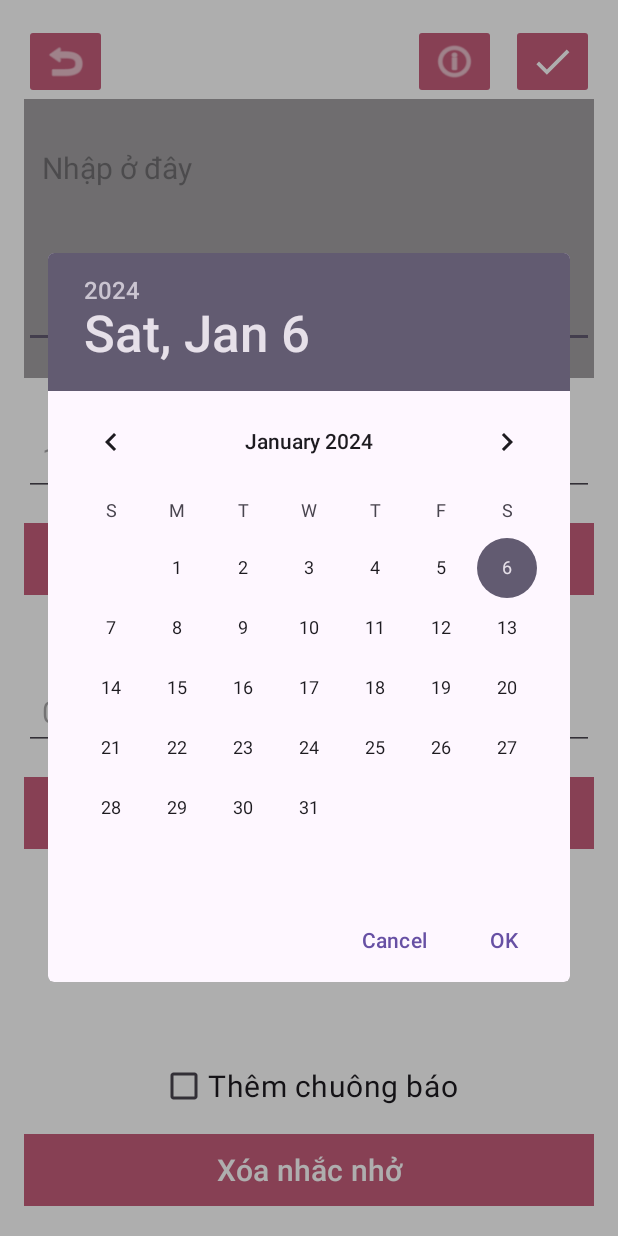
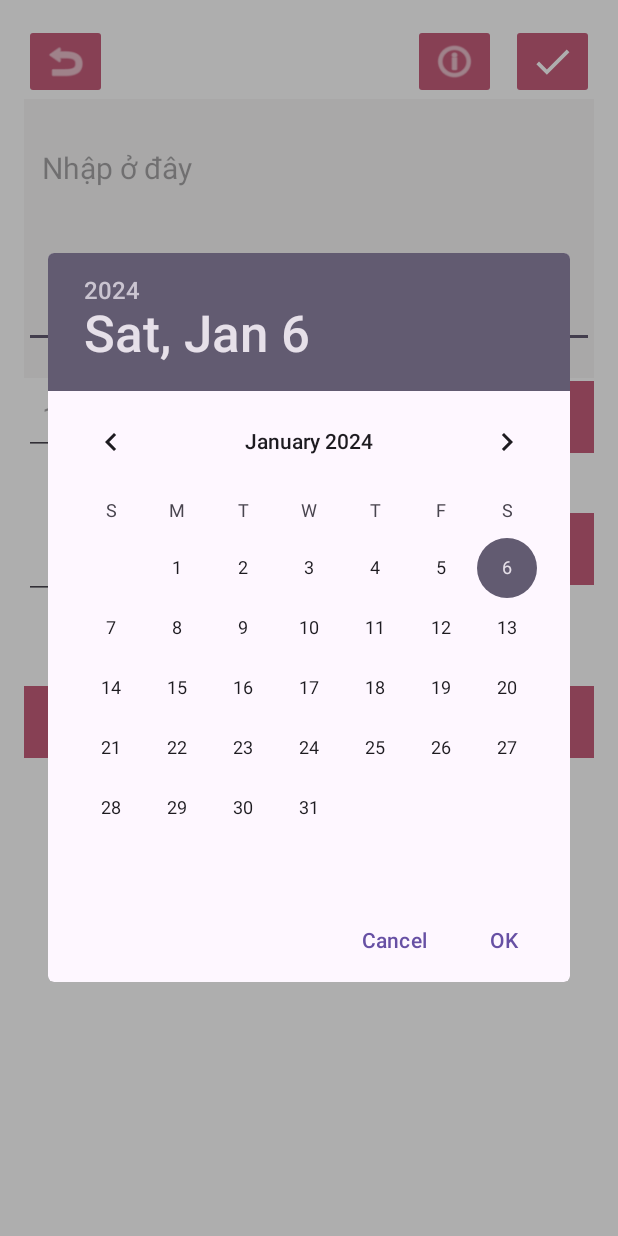
Before and after one commit to bananaa03/Simple-Notes, an Android app: the reminder_take screen opened directly, with no data from a screen before it, after a tap on "Chọn ngày", on a phone screen of 412 x 824 dp. Run offline under Robolectric (Android 15) with nearby library versions, the phone set to English and light mode, and no system bars; our stand-ins replace Firebase (no records; nobody signed in at launch, a user with empty details on screens opened directly).

Commit message:
chỉnh UI reminder_take.xml

```diff
--- a/app/src/main/java/com/example/note_app/reminder.java
+++ b/app/src/main/java/com/example/note_app/reminder.java
@@ -31,5 +31,14 @@ public class reminder extends AppCompatActivity {
             //finish();
         }
     }
-
+    public void main(View view){
+        Intent intent = new Intent(this, main.class);
+        startActivity(intent);
+        finish();
+    }
+    public void setting(View view){
+        Intent intent = new Intent(this, setting.class);
+        startActivity(intent);
+        finish();
+    }
 }
--- a/app/src/main/java/com/example/note_app/setting.java
+++ b/app/src/main/java/com/example/note_app/setting.java
@@ -93,6 +93,11 @@ public class setting extends AppCompatActivity {
         startActivity(intent);
         finish();
     }
+    public void reminder(View view){
+        Intent intent = new Intent(this, reminder.class);
+        startActivity(intent);
+        finish();
+    }
     private void changemode(){
         if (mode_status == true) mode_status=false;
         else mode_status = true;
--- a/app/src/main/res/layout/reminder.xml
+++ b/app/src/main/res/layout/reminder.xml
@@ -54,7 +54,8 @@
                     app:layout_constraintLeft_toRightOf="@id/iBt_mode"
                     app:layout_constraintRight_toLeftOf="@id/iBt_settime"
                     app:layout_constraintTop_toTopOf="parent"
-                    style="@style/ImageButton_Note" />
+                    style="@style/ImageButton_Note"
+                    android:onClick="main" />
 
                 <ImageButton
                     android:id="@+id/iBt_settime"
@@ -74,7 +75,7 @@
                     android:layout_height="40dp"
                     android:layout_marginTop="13dp"
                     android:layout_marginEnd="1dp"
-                    android:onClick="setting_day"
+                    android:onClick="setting"
                     android:contentDescription="@string/settings"
                     android:scaleType="fitXY"
                     app:layout_constraintLeft_toRightOf="@id/iBt_settime"
--- a/app/src/main/res/layout/reminder_take.xml
+++ b/app/src/main/res/layout/reminder_take.xml
@@ -48,15 +48,23 @@
             android:onClick="save"/>
 
     </RelativeLayout>
+
+    <ScrollView
+        android:layout_width="match_parent"
+        android:layout_height="match_parent"
+        android:layout_below="@+id/ButtonRow">
+        <LinearLayout
+            android:layout_width="match_parent"
+            android:layout_height="wrap_content"
+            android:orientation="vertical">
             <LinearLayout
                 android:id="@+id/linear_take_note"
                 android:layout_width="match_parent"
-        android:layout_height="wrap_content"
+                android:layout_height="match_parent"
                 android:layout_below="@+id/ButtonRow"
-        android:background="@color/black2"
+                android:background="@color/backgroundlg"
                 style="@style/Screenbackground"
                 android:orientation="vertical">
-
                 <EditText
                     android:id="@+id/edt_content"
                     android:layout_width="match_parent"
@@ -67,81 +75,71 @@
                     android:minLines="15"
                     android:padding="12dp"
                     android:textSize="20sp" />
-
-
             </LinearLayout>
 
+            <LinearLayout
+                android:layout_width="match_parent"
+                android:layout_height="wrap_content"
+                android:orientation="horizontal">
                 <EditText
                     android:id="@+id/date"
-        android:layout_width="match_parent"
+                    android:layout_width="wrap_content"
                     android:layout_height="wrap_content"
-        android:layout_below="@+id/linear_take_note"
-        android:layout_marginTop="27dp"
+                    android:layout_weight="1"
                     android:clickable="false"
                     android:cursorVisible="false"
                     android:focusable="false"
                     android:hint="1/1/2000"
                     android:padding="12dp"
                     android:textSize="20sp" />
-
-    <EditText
-        android:id="@+id/time"
-        android:layout_width="match_parent"
-        android:layout_height="wrap_content"
-        android:layout_below="@+id/btnPickDate"
-        android:layout_marginTop="20dp"
-        android:clickable="false"
-        android:cursorVisible="false"
-        android:focusable="false"
-        android:hint="00:00"
-        android:padding="12dp"
-        android:textSize="20sp" />
-
                 <Button
                     android:id="@+id/btnPickDate"
                     style="@style/Button_PickDay"
-        android:layout_width="match_parent"
+                    android:layout_width="wrap_content"
                     android:layout_height="wrap_content"
-        android:layout_below="@+id/date"
-        android:layout_marginTop="18dp"
+                    android:layout_weight="1"
                     android:layout_marginBottom="32dp"
                     android:gravity="center"
                     android:layout="@+id/time"
                     android:text="Chọn ngày"
                     android:textColor="@color/white"
                     android:textSize="20sp" />
+            </LinearLayout>
+
+            <LinearLayout
+                android:layout_width="match_parent"
+                android:layout_height="wrap_content"
+                android:orientation="horizontal">
+                <EditText
+                    android:id="@+id/time"
+                    android:layout_width="wrap_content"
+                    android:layout_height="wrap_content"
+                    android:clickable="false"
+                    android:cursorVisible="false"
+                    android:focusable="false"
+                    android:hint="00:00"
+                    android:padding="20dp"
+                    android:textSize="20sp"
+                    android:layout_weight="1"/>
 
                 <Button
                     android:id="@+id/btnPickTime"
                     style="@style/Button_PickTime"
-        android:layout_width="match_parent"
+                    android:layout_width="wrap_content"
                     android:layout_height="wrap_content"
-        android:layout_below="@+id/time"
-        android:layout_marginTop="18dp"
-        android:layout_marginBottom="41dp"
                     android:gravity="center"
                     android:text="Chọn giờ"
                     android:textColor="@color/white"
-        android:textSize="20sp" />
-
-    <Button
-        android:id="@+id/btnDeleteNote"
-        android:layout_width="match_parent"
-        android:layout_height="wrap_content"
-        android:layout_alignParentBottom="true"
-        android:layout_marginBottom="4dp"
-        style="@style/Button_Delete"
-        android:gravity="center"
-        android:text="Xóa nhắc nhở"
                     android:textSize="20sp"
-        android:textColor="@color/white"/>
+                    android:layout_weight="1"/>
+            </LinearLayout>
 
             <LinearLayout
                 android:layout_width="match_parent"
                 android:layout_height="wrap_content"
-        android:layout_above="@+id/btnDeleteNote"
-        android:layout_marginBottom="8dp"
-        android:gravity="center">
+                android:layout_marginBottom="10dp"
+                android:gravity="center"
+                >
 
                 <CheckBox
                     android:id="@+id/alarm"
@@ -153,5 +151,20 @@
                     android:textSize="20sp"
                     tools:ignore="UseSwitchCompatOrMaterialXml" />
             </LinearLayout>
+            <LinearLayout
+                android:layout_width="match_parent"
+                android:layout_height="match_parent">
+                <Button
+                    android:layout_width="match_parent"
+                    android:layout_height="wrap_content"
+                    android:layout_marginBottom="4dp"
+                    style="@style/Button_Delete"
+                    android:gravity="center"
+                    android:text="Xóa nhắc nhở"
+                    android:textSize="20sp"
+                    android:textColor="@color/white" />
+            </LinearLayout>
+        </LinearLayout>
+    </ScrollView>
 
 </RelativeLayout>
--- a/app/src/main/res/layout/setting.xml
+++ b/app/src/main/res/layout/setting.xml
@@ -47,6 +47,7 @@
         app:srcCompat="@drawable/light_note" />
 
     <ImageButton
+        android:onClick="reminder"
         android:id="@+id/iBt_settime"
         android:layout_width="40dp"
         android:layout_height="40dp"
--- a/app/src/main/res/layout/user_manage.xml
+++ b/app/src/main/res/layout/user_manage.xml
@@ -195,5 +195,5 @@
 
         android:onClick="logout"
         app:layout_constraintBottom_toBottomOf="parent"
-        android:layout_marginBottom="20dp"/>
+        android:layout_marginBottom="50dp"/>
 </androidx.constraintlayout.widget.ConstraintLayout>
```
Lines whose indentation alone changed are shown as unchanged.
